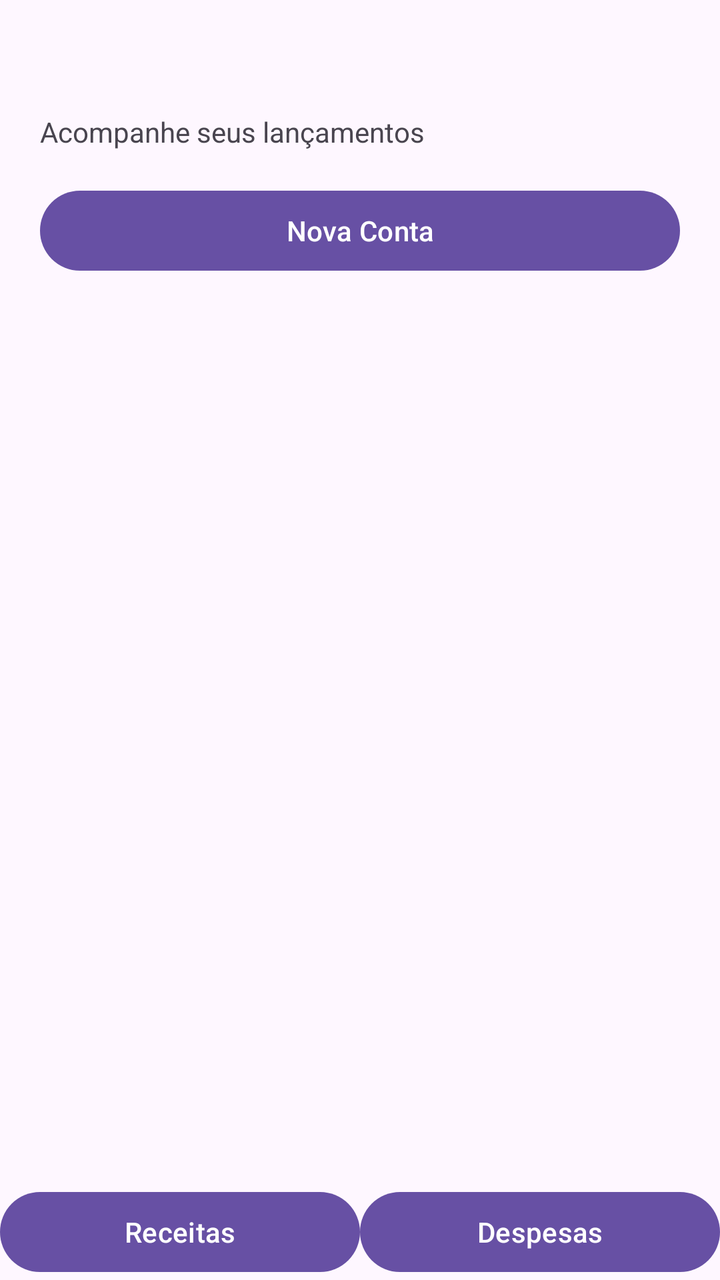
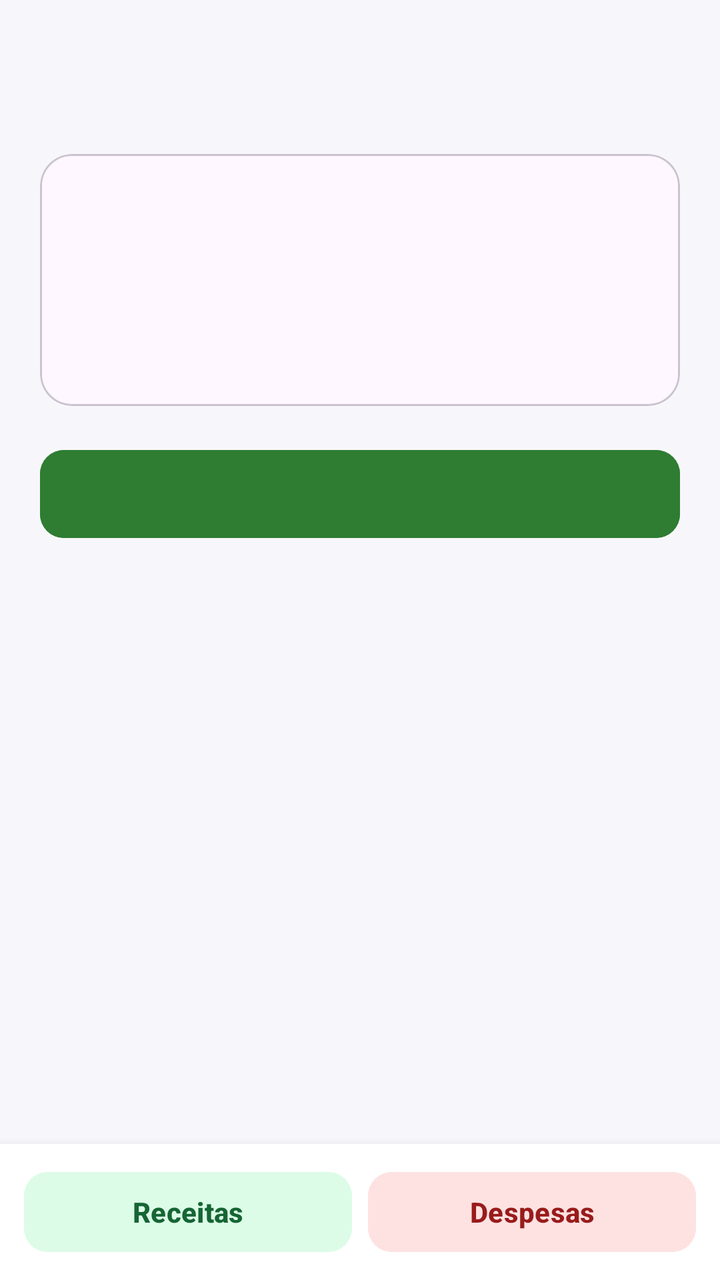

The first picture is an Android layout as it rendered before a commit; the second is the same layout after the commit. The layout source and the unified diff follow.
<!-- AndroidManifest.xml: application theme Theme.Meu_controle -->
<!-- res/layout/activity_account_list.xml -->
<?xml version="1.0" encoding="utf-8"?>
<LinearLayout xmlns:android="http://schemas.android.com/apk/res/android"
    android:layout_width="match_parent"
    android:layout_height="match_parent"
    android:orientation="vertical">

    <ScrollView
        android:layout_width="match_parent"
        android:layout_height="0dp"
        android:layout_weight="1"
        android:fillViewport="true">

        <LinearLayout
            android:layout_width="match_parent"
            android:layout_height="wrap_content"
            android:orientation="vertical"
            android:padding="20dp">

            <TextView
                android:id="@+id/accounts_title"
                android:layout_width="match_parent"
                android:layout_height="wrap_content"
                android:textSize="24sp"
                android:textStyle="bold" />

            <TextView
                android:layout_width="match_parent"
                android:layout_height="wrap_content"
                android:layout_marginTop="4dp"
                android:text="@string/accounts_subtitle" />

            <Button
                android:id="@+id/new_account_button"
                android:layout_width="match_parent"
                android:layout_height="wrap_content"
                android:layout_marginTop="16dp"
                android:text="@string/new_account" />

            <TextView
                android:id="@+id/empty_accounts_message"
                android:layout_width="match_parent"
                android:layout_height="wrap_content"
                android:layout_marginTop="24dp"
                android:text="@string/empty_accounts"
                android:visibility="gone" />

            <LinearLayout
                android:id="@+id/accounts_container"
                android:layout_width="match_parent"
                android:layout_height="wrap_content"
                android:orientation="vertical"
                android:paddingTop="12dp" />
        </LinearLayout>
    </ScrollView>

    <LinearLayout
        android:layout_width="match_parent"
        android:layout_height="wrap_content"
        android:gravity="center"
        android:orientation="horizontal">

        <Button
            android:id="@+id/nav_receivables"
            android:layout_width="0dp"
            android:layout_height="wrap_content"
            android:layout_weight="1"
            android:text="@string/nav_receivables" />

        <Button
            android:id="@+id/nav_payables"
            android:layout_width="0dp"
            android:layout_height="wrap_content"
            android:layout_weight="1"
            android:text="@string/nav_payables" />
    </LinearLayout>
</LinearLayout>
<!-- resources referenced by this layout -->
<resources>
  <string name="accounts_subtitle">Acompanhe seus lançamentos</string>
  <string name="empty_accounts">Nenhuma conta cadastrada.</string>
  <string name="nav_payables">Despesas</string>
  <string name="nav_receivables">Receitas</string>
  <string name="new_account">Nova Conta</string>
  <style name="Theme.Meu_controle" parent="Base.Theme.Meu_controle" />
  <style name="Base.Theme.Meu_controle" parent="Theme.Material3.DayNight.NoActionBar">
          
          
      </style>
</resources>

<!-- the commit's change to res/layout/activity_account_list.xml (unified diff, before → after) -->
@@ -1,76 +1,156 @@
 <?xml version="1.0" encoding="utf-8"?>
 <LinearLayout xmlns:android="http://schemas.android.com/apk/res/android"
+    xmlns:app="http://schemas.android.com/apk/res-auto"
     android:layout_width="match_parent"
     android:layout_height="match_parent"
+    android:background="@color/app_background"
     android:orientation="vertical">
 
     <ScrollView
         android:layout_width="match_parent"
         android:layout_height="0dp"
         android:layout_weight="1"
+        android:clipToPadding="false"
         android:fillViewport="true">
 
         <LinearLayout
             android:layout_width="match_parent"
             android:layout_height="wrap_content"
             android:orientation="vertical"
-            android:padding="20dp">
+            android:paddingStart="20dp"
+            android:paddingTop="24dp"
+            android:paddingEnd="20dp"
+            android:paddingBottom="16dp">
 
             <TextView
                 android:id="@+id/accounts_title"
                 android:layout_width="match_parent"
                 android:layout_height="wrap_content"
-                android:textSize="24sp"
+                android:textColor="@color/text_primary"
+                android:textSize="26sp"
                 android:textStyle="bold" />
 
-            <TextView
+            <com.google.android.material.card.MaterialCardView
+                android:id="@+id/accounts_summary_card"
                 android:layout_width="match_parent"
                 android:layout_height="wrap_content"
-                android:layout_marginTop="4dp"
-                android:text="@string/accounts_subtitle" />
+                android:layout_marginTop="18dp"
+                app:cardCornerRadius="16dp"
+                app:cardElevation="0dp">
 
-            <Button
+                <LinearLayout
+                    android:layout_width="match_parent"
+                    android:layout_height="wrap_content"
+                    android:orientation="vertical"
+                    android:padding="20dp">
+
+                    <TextView
+                        android:id="@+id/accounts_summary_label"
+                        android:layout_width="match_parent"
+                        android:layout_height="wrap_content"
+                        android:textColor="#EFFFFFFF"
+                        android:textSize="14sp" />
+
+                    <TextView
+                        android:id="@+id/accounts_summary_amount"
+                        android:layout_width="match_parent"
+                        android:layout_height="wrap_content"
+                        android:layout_marginTop="8dp"
+                        android:textColor="@color/white"
+                        android:textSize="28sp"
+                        android:textStyle="bold" />
+
+                    <TextView
+                        android:id="@+id/accounts_summary_count"
+                        android:layout_width="match_parent"
+                        android:layout_height="wrap_content"
+                        android:layout_marginTop="4dp"
+                        android:textColor="#EFFFFFFF"
+                        android:textSize="13sp" />
+                </LinearLayout>
+            </com.google.android.material.card.MaterialCardView>
+
+            <com.google.android.material.button.MaterialButton
                 android:id="@+id/new_account_button"
                 android:layout_width="match_parent"
-                android:layout_height="wrap_content"
-                android:layout_marginTop="16dp"
-                android:text="@string/new_account" />
+                android:layout_height="52dp"
+                android:layout_marginTop="18dp"
+                android:backgroundTint="@color/receivables_accent"
+                android:textAllCaps="false"
+                android:textColor="@color/white"
+                android:textSize="15sp"
+                android:textStyle="bold"
+                app:cornerRadius="12dp" />
 
-            <TextView
-                android:id="@+id/empty_accounts_message"
+            <com.google.android.material.card.MaterialCardView
+                android:id="@+id/empty_accounts_card"
                 android:layout_width="match_parent"
                 android:layout_height="wrap_content"
-                android:layout_marginTop="24dp"
-                android:text="@string/empty_accounts"
-                android:visibility="gone" />
+                android:layout_marginTop="20dp"
+                android:visibility="gone"
+                app:cardBackgroundColor="@color/surface"
+                app:cardCornerRadius="14dp"
+                app:cardElevation="0dp"
+                app:strokeColor="@color/card_stroke"
+                app:strokeWidth="1dp">
+
+                <TextView
+                    android:id="@+id/empty_accounts_message"
+                    android:layout_width="match_parent"
+                    android:layout_height="wrap_content"
+                    android:gravity="center"
+                    android:padding="24dp"
+                    android:text="@string/empty_accounts"
+                    android:textColor="@color/text_secondary"
+                    android:textSize="15sp" />
+            </com.google.android.material.card.MaterialCardView>
 
             <LinearLayout
                 android:id="@+id/accounts_container"
                 android:layout_width="match_parent"
                 android:layout_height="wrap_content"
-                android:orientation="vertical"
-                android:paddingTop="12dp" />
+                android:layout_marginTop="20dp"
+                android:orientation="vertical" />
         </LinearLayout>
     </ScrollView>
 
     <LinearLayout
         android:layout_width="match_parent"
         android:layout_height="wrap_content"
+        android:background="@color/surface"
+        android:elevation="8dp"
         android:gravity="center"
-        android:orientation="horizontal">
+        android:orientation="horizontal"
+        android:paddingStart="12dp"
+        android:paddingTop="10dp"
+        android:paddingEnd="12dp"
+        android:paddingBottom="10dp">
 
-        <Button
+        <com.google.android.material.button.MaterialButton
             android:id="@+id/nav_receivables"
             android:layout_width="0dp"
-            android:layout_height="wrap_content"
+            android:layout_height="48dp"
             android:layout_weight="1"
-            android:text="@string/nav_receivables" />
+            android:backgroundTint="@color/receivables_tab_background"
+            android:text="@string/nav_receivables"
+            android:textAllCaps="false"
+            android:textColor="@color/receivables_tab_text"
+            android:textSize="14sp"
+            android:textStyle="bold"
+            app:cornerRadius="12dp" />
 
-        <Button
+        <com.google.android.material.button.MaterialButton
             android:id="@+id/nav_payables"
             android:layout_width="0dp"
-            android:layout_height="wrap_content"
+            android:layout_height="48dp"
+            android:layout_marginStart="8dp"
             android:layout_weight="1"
-            android:text="@string/nav_payables" />
+            android:backgroundTint="@color/payables_tab_background"
+            android:text="@string/nav_payables"
+            android:textAllCaps="false"
+            android:textColor="@color/payables_tab_text"
+            android:textSize="14sp"
+            android:textStyle="bold"
+            app:cornerRadius="12dp" />
     </LinearLayout>
 </LinearLayout>
<!-- resource entries referenced after the edit -->
@@ -1,10 +1,15 @@
 <!-- resources referenced by this layout -->
 <resources>
-  <string name="accounts_subtitle">Acompanhe seus lançamentos</string>
+  <color name="app_background">#F7F7FB</color>
+  <color name="card_stroke">#ECECF2</color>
+  <color name="receivables_accent">#2E7D32</color>
+  <color name="surface">#FFFFFFFF</color>
+  <color name="text_primary">#1A1A1A</color>
+  <color name="text_secondary">#6B7280</color>
+  <color name="white">#FFFFFFFF</color>
   <string name="empty_accounts">Nenhuma conta cadastrada.</string>
   <string name="nav_payables">Despesas</string>
   <string name="nav_receivables">Receitas</string>
-  <string name="new_account">Nova Conta</string>
   <style name="Theme.Meu_controle" parent="Base.Theme.Meu_controle" />
   <style name="Base.Theme.Meu_controle" parent="Theme.Material3.DayNight.NoActionBar">
           
